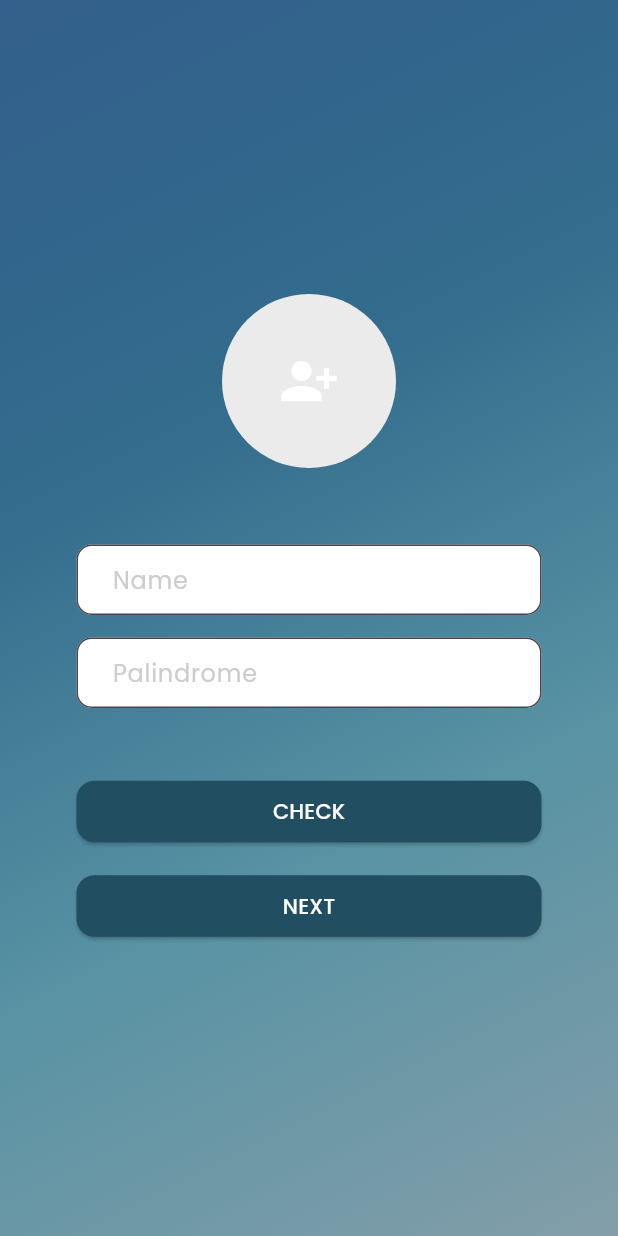
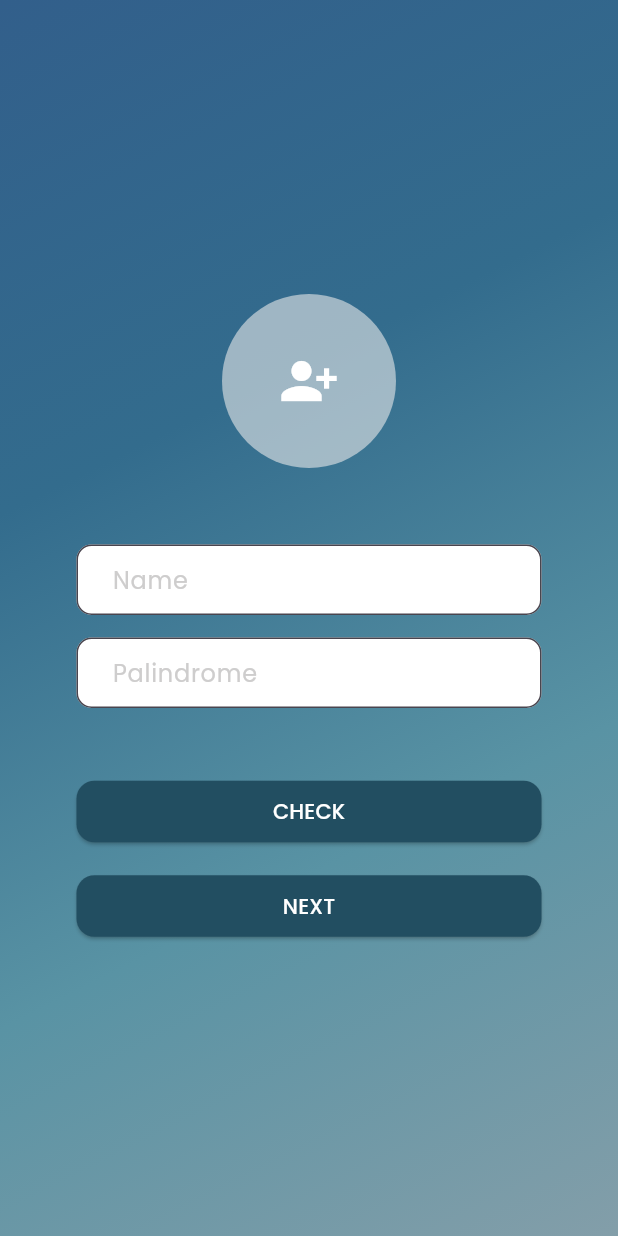
Before and after one commit to Royhan2123/SUIT-MEDIA, a Flutter app: the screen it shows after launch, on a phone screen of 412 x 824 dp. Run offline on Flutter 3.47's test engine with Material 3 defaults, Android fonts, the light colour scheme and no system bars; our stand-ins replace google_fonts.

Commit message:
fist screen

```diff
--- a/lib/first_screen.dart
+++ b/lib/first_screen.dart
@@ -12,7 +12,6 @@ class FirstScreen extends StatelessWidget {
     return Scaffold(
       body: Container(
         decoration: const BoxDecoration(
-          // Apply the gradient to the Container's decoration
           gradient: LinearGradient(
             begin: Alignment.topLeft,
             colors: [
@@ -32,8 +31,9 @@ class FirstScreen extends StatelessWidget {
                 width: 116,
                 height: 116,
                 decoration: BoxDecoration(
-                    borderRadius: BorderRadius.circular(100),
-                    color: const Color.fromARGB(255, 235, 235, 235)),
+                  borderRadius: BorderRadius.circular(100),
+                  color: const Color.fromARGB(150, 235, 235, 235),
+                ),
                 child: const Icon(
                   Icons.person_add_alt_1,
                   color: Colors.white,
```
